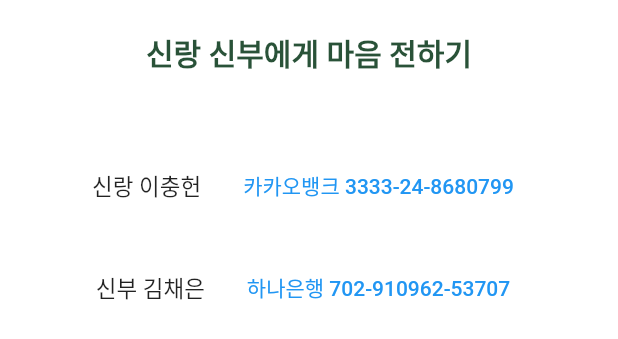
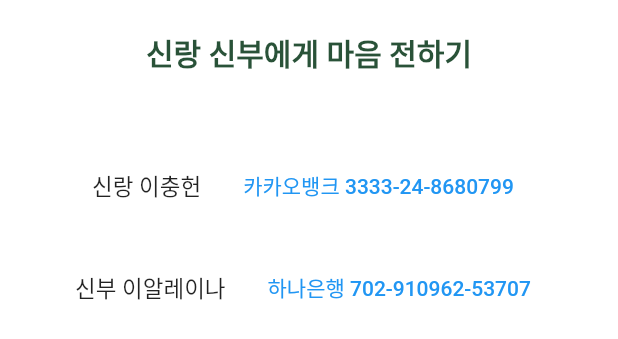
Before and after one commit to gtrrpc2001/wedding, a Flutter app: the CongratulationGift widget shown alone on an empty page, opened directly, on a phone screen of 412 x 824 dp. Shown: the top 339 px of the screen. Run offline on Flutter 3.47's test engine with Material 2 defaults, Android fonts, the light colour scheme and no system bars; drawn by our look-alikes of auto_size_text; our stand-ins replace flutter_dotenv; missing offline and left inert: dart:html; Roboto replaces fonts that are missing (Eulyoo1945); statements that could not run were skipped.

Commit message:
Update congratulation_gift.dart

```diff
--- a/lib/widgets/congratulation_gift.dart
+++ b/lib/widgets/congratulation_gift.dart
@@ -46,7 +46,7 @@
             SizedBox(height: 50),
             _buildButton(context, '신랑 이충헌', '카카오뱅크 3333-24-8680799'),
             SizedBox(height: 20),
-            _buildButton(context, '신부 김채은', '하나은행 702-910962-53707'),
+            _buildButton(context, '신부 이알레이나', '하나은행 702-910962-53707'),
           ],
         ));
   }
```
